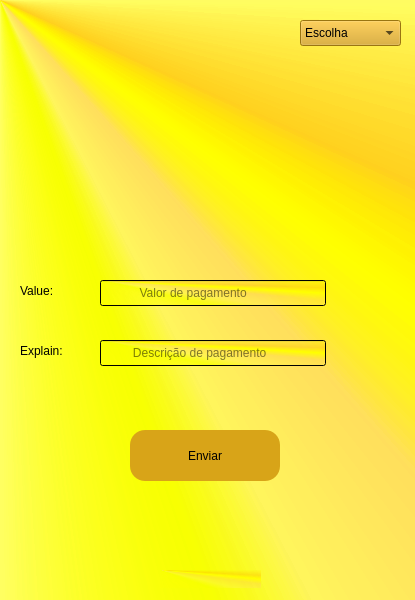
Qt form mainwindow.ui (Cleber-git/cach_manage) before a commit.
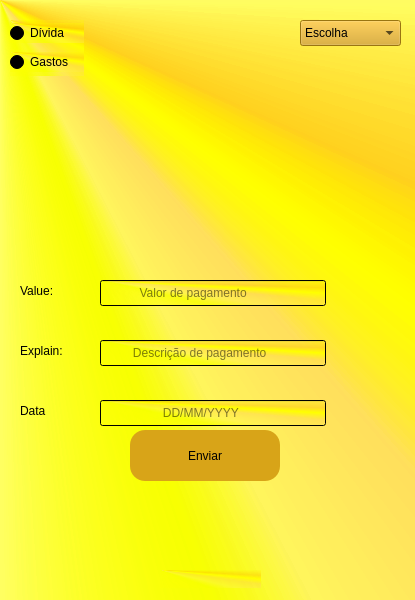
The same form after that commit. Icons and pictures are not drawn.

Commit message: Adicionar feature onde o usuário pode além de armazenar e acompanhar seus gastos, gerenciar suas dívidas, e vê-las exibidas em uma tabela com a data de vencimento das mesmas

Patch:
```diff
--- a/mainwindow.ui
+++ b/mainwindow.ui
@@ -189,6 +189,67 @@
      <string/>
     </property>
    </widget>
+   <widget class="QLineEdit" name="lineEdit">
+    <property name="geometry">
+     <rect>
+      <x>100</x>
+      <y>400</y>
+      <width>226</width>
+      <height>26</height>
+     </rect>
+    </property>
+    <property name="placeholderText">
+     <string>                  DD/MM/YYYY</string>
+    </property>
+    <property name="cursorMoveStyle">
+     <enum>Qt::VisualMoveStyle</enum>
+    </property>
+   </widget>
+   <widget class="QLabel" name="label_6">
+    <property name="geometry">
+     <rect>
+      <x>20</x>
+      <y>400</y>
+      <width>67</width>
+      <height>21</height>
+     </rect>
+    </property>
+    <property name="styleSheet">
+     <string notr="true">background: transparent ;</string>
+    </property>
+    <property name="text">
+     <string>Data</string>
+    </property>
+   </widget>
+   <widget class="QWidget" name="">
+    <property name="geometry">
+     <rect>
+      <x>10</x>
+      <y>20</y>
+      <width>74</width>
+      <height>56</height>
+     </rect>
+    </property>
+    <layout class="QVBoxLayout" name="verticalLayout">
+     <item>
+      <widget class="QRadioButton" name="radioButton">
+       <property name="styleSheet">
+        <string notr="true"/>
+       </property>
+       <property name="text">
+        <string>Dívida</string>
+       </property>
+      </widget>
+     </item>
+     <item>
+      <widget class="QRadioButton" name="radioButton_2">
+       <property name="text">
+        <string>Gastos</string>
+       </property>
+      </widget>
+     </item>
+    </layout>
+   </widget>
   </widget>
  </widget>
  <resources/>
```
The commit also changes 17 other files.
